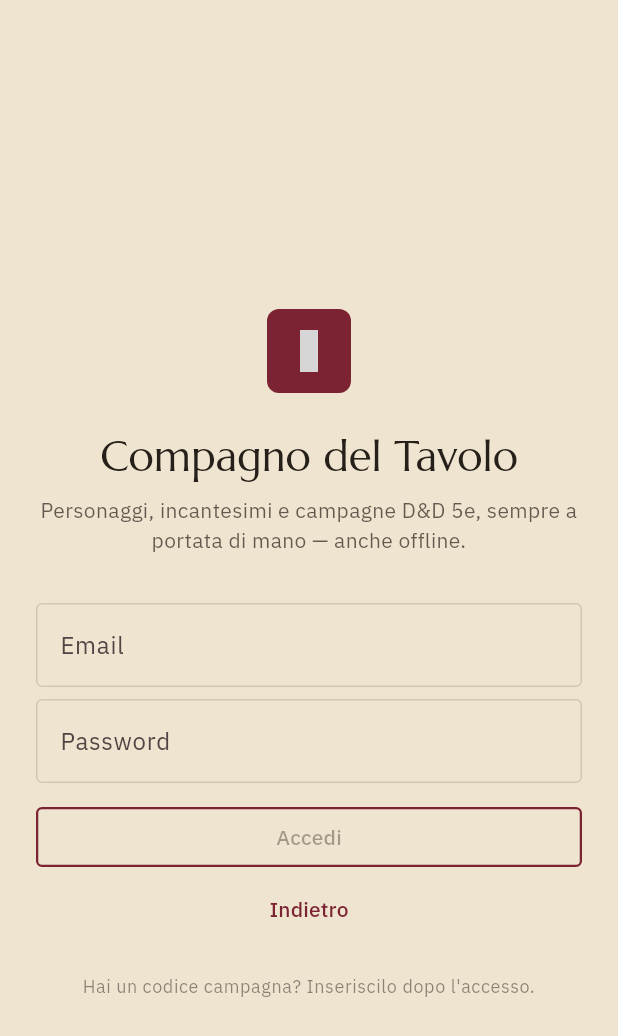
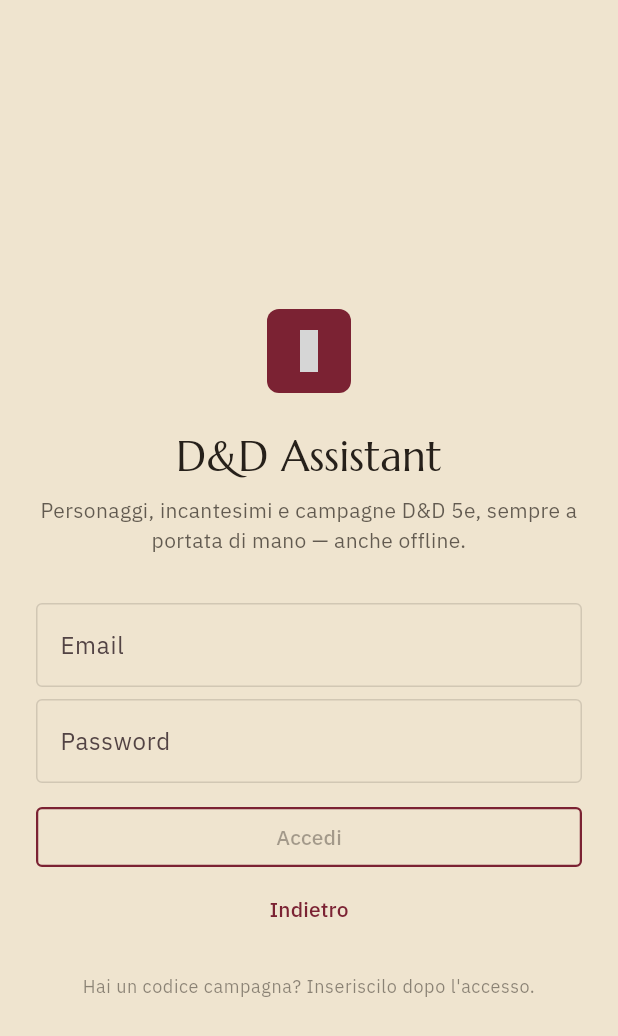
Before and after one commit to GaspareNavarra/D-D-5e-Assistant, a Flutter app: the screen it shows after launch, after a tap on "Continua con email", on a phone screen of 412 x 824 dp. Shown: the top 1036 px of the screen. Run offline on Flutter 3.47's test engine with Material 3 defaults, Android fonts, the phone set to English and light mode, and no system bars; our stand-ins replace drift, drift_flutter, flutter_riverpod, go_router, riverpod_annotation; missing offline and left inert: phosphor_icons; accounts and stored records are empty; generated files the repository leaves out were written again; grey boxes are pictures that could not be loaded.

Commit message:
Login screen feedback: title + dedicated route
- "Compagno del Tavolo" -> "D&D Assistant" (title on the login screen).
- Route moved from "/" to "/login"; "/" now redirects there instead of
  matching its own route.

Verified: flutter analyze clean, flutter test passing, flutter build
web succeeds.

Co-Authored-By: Claude Sonnet 5 <noreply@anthropic.com>

```diff
--- a/lib/core/routing/app_router.dart
+++ b/lib/core/routing/app_router.dart
@@ -16,9 +16,11 @@ part 'app_router.g.dart';
 @Riverpod(keepAlive: true)
 GoRouter appRouter(Ref ref) {
   return GoRouter(
+    initialLocation: '/login',
+    redirect: (context, state) => state.uri.path == '/' ? '/login' : null,
     routes: [
       GoRoute(
-        path: '/',
+        path: '/login',
         builder: (context, state) => OnboardingScreen(onContinue: () => context.go('/showcase')),
       ),
       GoRoute(
--- a/lib/features/onboarding/presentation/onboarding_screen.dart
+++ b/lib/features/onboarding/presentation/onboarding_screen.dart
@@ -73,7 +73,7 @@ class _OnboardingScreenState extends State<OnboardingScreen> {
                     child: Icon(PhosphorIconsRegular.diceSix, color: scheme.onPrimary, size: 28),
                   ),
                   const SizedBox(height: AppSpacing.lg),
-                  Text('Compagno del Tavolo', style: textTheme.headlineMedium, textAlign: TextAlign.center),
+                  Text('D&D Assistant', style: textTheme.headlineMedium, textAlign: TextAlign.center),
                   const SizedBox(height: AppSpacing.sm),
                   Text(
                     'Personaggi, incantesimi e campagne D&D 5e, sempre a portata di mano — anche offline.',
```
Also changed, not shown: 1 other file.
